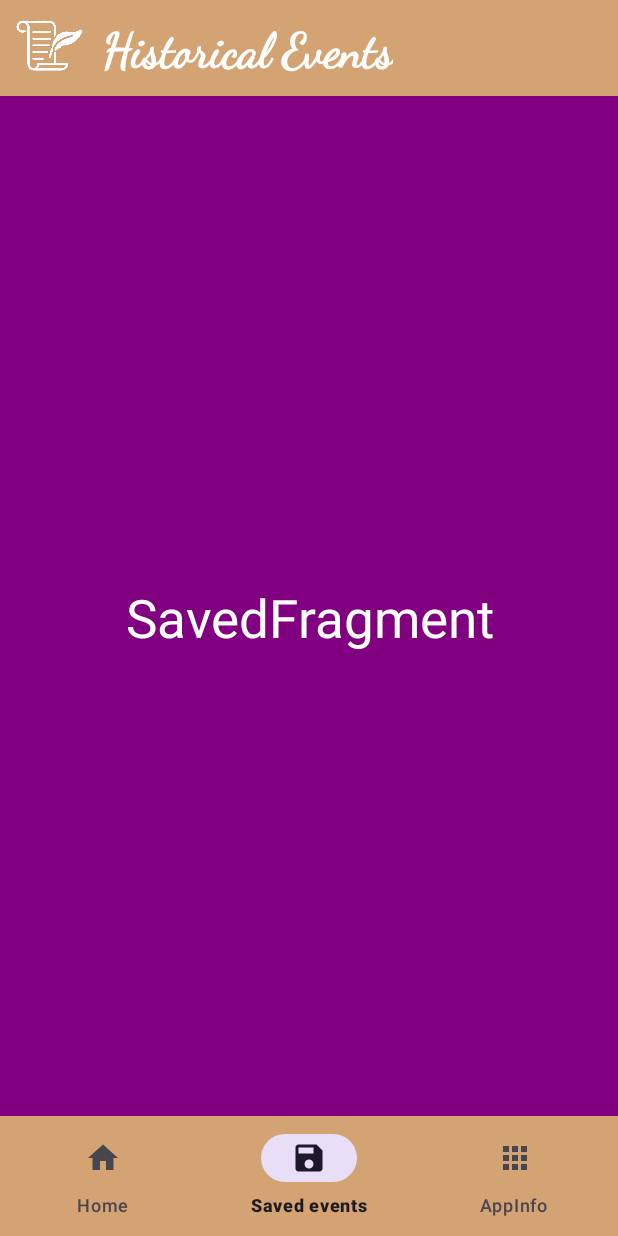
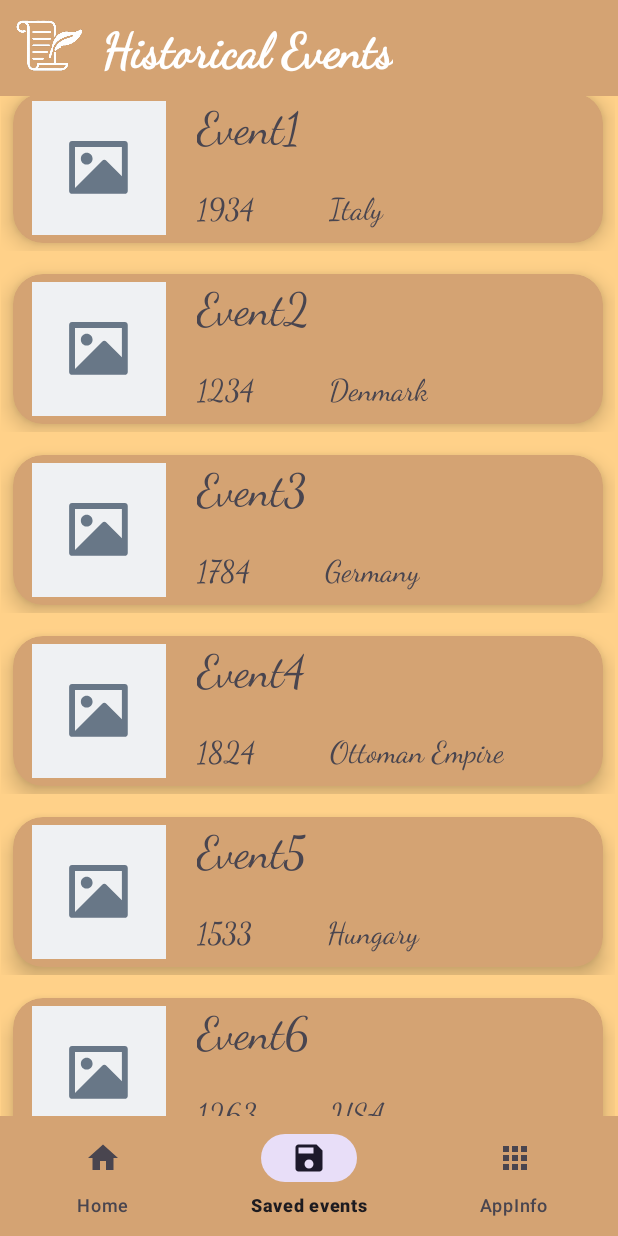
Before and after one commit to armandkoltai/android_beadando, an Android app: the screen it shows after launch (MainActivity), item 2 of the bottom bar chosen, on a phone screen of 412 x 824 dp. Run offline under Robolectric (Android 15) with nearby library versions, the phone set to English and light mode, and no system bars.

Commit message:
Added dto, adapter and SavedFragment visuals

```diff
--- a/app/src/main/java/com/example/dailyeventsapp/MainActivity.java
+++ b/app/src/main/java/com/example/dailyeventsapp/MainActivity.java
@@ -10,6 +10,8 @@ import androidx.fragment.app.FragmentManager;
 import androidx.fragment.app.FragmentTransaction;
 
 import com.example.dailyeventsapp.databinding.ActivityMainBinding;
+
+import java.util.ArrayList;
 
 public class MainActivity extends AppCompatActivity {
 
--- a/app/src/main/java/com/example/dailyeventsapp/SavedFragment.java
+++ b/app/src/main/java/com/example/dailyeventsapp/SavedFragment.java
@@ -1,12 +1,18 @@
 package com.example.dailyeventsapp;
 
 import android.os.Bundle;
-
 import androidx.fragment.app.Fragment;
+import androidx.recyclerview.widget.LinearLayoutManager;
+import androidx.recyclerview.widget.RecyclerView;
 
 import android.view.LayoutInflater;
 import android.view.View;
 import android.view.ViewGroup;
+
+import com.example.dailyeventsapp.adapters.EventAdapter;
+import com.example.dailyeventsapp.dto.EventModel;
+
+import java.util.ArrayList;
 
 /**
  * A simple {@link Fragment} subclass.
@@ -15,12 +21,12 @@ import android.view.ViewGroup;
  */
 public class SavedFragment extends Fragment {
 
-    // TODO: Rename parameter arguments, choose names that match
-    // the fragment initialization parameters, e.g. ARG_ITEM_NUMBER
     private static final String ARG_PARAM1 = "param1";
     private static final String ARG_PARAM2 = "param2";
 
-    // TODO: Rename and change types of parameters
+    private ArrayList<EventModel> eventList;
+    private RecyclerView recyclerView;
+
     private String mParam1;
     private String mParam2;
 
@@ -28,15 +34,6 @@ public class SavedFragment extends Fragment {
         // Required empty public constructor
     }
 
-    /**
-     * Use this factory method to create a new instance of
-     * this fragment using the provided parameters.
-     *
-     * @param param1 Parameter 1.
-     * @param param2 Parameter 2.
-     * @return A new instance of fragment SavedFragment.
-     */
-    // TODO: Rename and change types and number of parameters
     public static SavedFragment newInstance(String param1, String param2) {
         SavedFragment fragment = new SavedFragment();
         Bundle args = new Bundle();
@@ -61,4 +58,30 @@ public class SavedFragment extends Fragment {
         // Inflate the layout for this fragment
         return inflater.inflate(R.layout.fragment_saved, container, false);
     }
+
+    @Override
+    public void onViewCreated(View view, Bundle savedInstanceState) {
+        super.onViewCreated(view, savedInstanceState);
+
+        recyclerView = view.findViewById(R.id.mRecyclerView);
+        eventList = new ArrayList<>();
+        setUpEventModels();
+
+        EventAdapter adapter = new EventAdapter(getContext(), eventList);
+        recyclerView.setAdapter(adapter);
+        recyclerView.setLayoutManager(new LinearLayoutManager(getContext()));
+    }
+
+    private void setUpEventModels() {
+        eventList.add(new EventModel("Event1", "1934", "Italy", "Something happened", "wikipedia.com"));
+        eventList.add(new EventModel("Event2", "1234", "Denmark", "Something happened", "wikipedia.com"));
+        eventList.add(new EventModel("Event3", "1784", "Germany", "Something happened", "wikipedia.com"));
+        eventList.add(new EventModel("Event4", "1824", "Ottoman Empire", "Something happened", "wikipedia.com"));
+        eventList.add(new EventModel("Event5", "1533", "Hungary", "Something happened", "wikipedia.com"));
+        eventList.add(new EventModel("Event6", "1263", "USA", "Something happened", "wikipedia.com"));
+        eventList.add(new EventModel("Event7", "1933", "Australia", "Something happened", "wikipedia.com"));
+        eventList.add(new EventModel("Event8", "1423", "Belgium", "Something happened", "wikipedia.com"));
+        eventList.add(new EventModel("Event9", "1235", "France", "Something happened", "wikipedia.com"));
+        eventList.add(new EventModel("Event10", "1113", "England", "Something happened", "wikipedia.com"));
+    }
 }
--- /dev/null
+++ b/app/src/main/java/com/example/dailyeventsapp/adapters/EventAdapter.java
@@ -0,0 +1,61 @@
+package com.example.dailyeventsapp.adapters;
+
+import android.content.Context;
+import android.view.LayoutInflater;
+import android.view.View;
+import android.view.ViewGroup;
+import android.widget.ImageView;
+import android.widget.TextView;
+
+import androidx.annotation.NonNull;
+import androidx.recyclerview.widget.RecyclerView;
+
+import com.example.dailyeventsapp.R;
+import com.example.dailyeventsapp.dto.EventModel;
+
+import java.util.ArrayList;
+
+public class EventAdapter extends RecyclerView.Adapter<EventAdapter.MyViewHolder> {
+
+    Context context;
+    ArrayList<EventModel> eventModels;
+    public EventAdapter(Context context, ArrayList<EventModel> eventModels) {
+        this.context = context;
+        this.eventModels = eventModels;
+    }
+
+    @NonNull
+    @Override
+    public EventAdapter.MyViewHolder onCreateViewHolder(@NonNull ViewGroup parent, int viewType) {
+        LayoutInflater inflater = LayoutInflater.from(context);
+        View view = inflater.inflate(R.layout.recycler_view_row, parent, false);
+        return new EventAdapter.MyViewHolder(view);
+    }
+
+    @Override
+    public void onBindViewHolder(@NonNull EventAdapter.MyViewHolder holder, int position) {
+        holder.imageView.setImageResource(R.drawable.placeholder);
+        holder.tvTitle.setText(eventModels.get(position).getTitle());
+        holder.tvDate.setText(eventModels.get(position).getDate());
+        holder.tvLocation.setText(eventModels.get(position).getLocation());
+    }
+
+    @Override
+    public int getItemCount() {
+        return eventModels.size();
+    }
+
+    public static class MyViewHolder extends RecyclerView.ViewHolder {
+
+        ImageView imageView;
+        TextView tvTitle, tvDate,tvLocation;
+        public MyViewHolder(@NonNull View itemView) {
+            super(itemView);
+            imageView = itemView.findViewById(R.id.imageView);
+            tvTitle = itemView.findViewById(R.id.textView);
+            tvDate = itemView.findViewById(R.id.textView3);
+            tvLocation = itemView.findViewById(R.id.textView4);
+        }
+    }
+
+}
--- /dev/null
+++ b/app/src/main/java/com/example/dailyeventsapp/dto/EventModel.java
@@ -0,0 +1,39 @@
+package com.example.dailyeventsapp.dto;
+
+public class EventModel {
+
+    String title;
+    String date;
+
+    String location;
+    String description;
+    String sourceLink;
+
+    public EventModel(String title, String date,String location, String description, String sourceLink) {
+        this.title = title;
+        this.date = date;
+        this.location = location;
+        this.description = description;
+        this.sourceLink = sourceLink;
+    }
+
+    public String getTitle() {
+        return title;
+    }
+
+    public String getDate() {
+        return date;
+    }
+
+    public String getLocation() {
+        return location;
+    }
+
+    public String getDescription() {
+        return description;
+    }
+
+    public String getSourceLink() {
+        return sourceLink;
+    }
+}
--- /dev/null
+++ b/app/src/main/res/drawable/placeholder.xml
@@ -0,0 +1,13 @@
+<vector xmlns:android="http://schemas.android.com/apk/res/android"
+    android:width="800dp"
+    android:height="800dp"
+    android:viewportWidth="120"
+    android:viewportHeight="120">
+  <path
+      android:pathData="M0,0h120v120h-120z"
+      android:fillColor="#EFF1F3"/>
+  <path
+      android:pathData="M33.25,38.48C33.26,37.05 34.42,35.89 35.85,35.88H83.15C84.58,35.88 85.75,37.04 85.75,38.48V80.52C85.74,81.95 84.58,83.11 83.15,83.13H35.85C34.42,83.12 33.25,81.96 33.25,80.52V38.48ZM80.5,41.13H38.5V77.88L62.89,53.48C63.92,52.45 65.58,52.45 66.6,53.48L80.5,67.4V41.13ZM43.75,51.62C43.75,54.52 46.1,56.87 49,56.87C51.9,56.87 54.25,54.52 54.25,51.62C54.25,48.73 51.9,46.37 49,46.37C46.1,46.37 43.75,48.73 43.75,51.62Z"
+      android:fillColor="#687787"
+      android:fillType="evenOdd"/>
+</vector>
--- a/app/src/main/res/layout/activity_main.xml
+++ b/app/src/main/res/layout/activity_main.xml
@@ -2,7 +2,6 @@
 <androidx.constraintlayout.widget.ConstraintLayout xmlns:android="http://schemas.android.com/apk/res/android"
     xmlns:app="http://schemas.android.com/apk/res-auto"
     xmlns:tools="http://schemas.android.com/tools"
-    android:fitsSystemWindows="true"
     android:id="@+id/main"
     android:layout_width="match_parent"
     android:layout_height="match_parent"
--- a/app/src/main/res/layout/fragment_saved.xml
+++ b/app/src/main/res/layout/fragment_saved.xml
@@ -5,19 +5,18 @@
     android:id="@+id/savedfragment"
     android:layout_width="match_parent"
     android:layout_height="match_parent"
-    android:background="#800080"
+    android:background="@color/brown"
     tools:context=".SavedFragment">
 
-    <TextView
-        android:layout_width="match_parent"
-        android:layout_height="match_parent"
-        android:gravity="center"
-        android:text="SavedFragment"
-        android:textSize="35sp"
-        android:textColor="@color/white"
+
+    <androidx.recyclerview.widget.RecyclerView
+        android:id="@+id/mRecyclerView"
+        android:layout_width="409dp"
+        android:layout_height="729dp"
+        android:layout_marginEnd="2dp"
+        android:layout_marginBottom="2dp"
         app:layout_constraintBottom_toBottomOf="parent"
         app:layout_constraintEnd_toEndOf="parent"
         app:layout_constraintStart_toStartOf="parent"
         app:layout_constraintTop_toTopOf="parent" />
-
 </androidx.constraintlayout.widget.ConstraintLayout>
--- /dev/null
+++ b/app/src/main/res/layout/recycler_view_row.xml
@@ -0,0 +1,74 @@
+<?xml version="1.0" encoding="utf-8"?>
+<androidx.constraintlayout.widget.ConstraintLayout xmlns:android="http://schemas.android.com/apk/res/android"
+    xmlns:app="http://schemas.android.com/apk/res-auto"
+    xmlns:tools="http://schemas.android.com/tools"
+    android:layout_width="match_parent"
+    android:layout_height="wrap_content">
+
+    <androidx.cardview.widget.CardView
+        android:layout_width="match_parent"
+        android:layout_height="wrap_content"
+        android:layout_marginTop="15dp"
+        android:layout_marginBottom="5dp"
+        android:layout_marginStart="8dp"
+        android:layout_marginEnd="8dp"
+        app:cardBackgroundColor="@color/dark_brown"
+        app:cardCornerRadius="20dp"
+        app:cardElevation="8dp"
+        app:layout_constraintBottom_toBottomOf="parent"
+        app:layout_constraintEnd_toEndOf="parent"
+        app:layout_constraintStart_toStartOf="parent"
+        app:layout_constraintTop_toTopOf="parent">
+
+        <androidx.constraintlayout.widget.ConstraintLayout
+            android:layout_width="match_parent"
+            android:layout_height="match_parent">
+
+            <ImageView
+                android:id="@+id/imageView"
+                android:layout_width="100dp"
+                android:layout_height="100dp"
+                android:layout_marginStart="7dp"
+                android:padding="5dp"
+                app:layout_constraintBottom_toBottomOf="parent"
+                app:layout_constraintStart_toStartOf="parent"
+                app:layout_constraintTop_toTopOf="parent"
+                app:srcCompat="@drawable/placeholder" />
+
+
+            <TextView
+                android:id="@+id/textView"
+                android:layout_width="wrap_content"
+                android:layout_height="wrap_content"
+                android:layout_marginStart="15dp"
+                android:fontFamily="@font/dancing_script"
+                android:textSize="30sp"
+                android:text="Event Title"
+                app:layout_constraintStart_toEndOf="@+id/imageView"
+                app:layout_constraintTop_toTopOf="parent" />
+
+            <TextView
+                android:id="@+id/textView3"
+                android:layout_width="wrap_content"
+                android:layout_height="wrap_content"
+                android:layout_marginStart="15dp"
+                android:layout_marginTop="20dp"
+                android:textSize="20sp"
+                android:text="Year"
+                android:fontFamily="@font/dancing_script"
+                app:layout_constraintStart_toEndOf="@+id/imageView"
+                app:layout_constraintTop_toBottomOf="@+id/textView" />
+
+            <TextView
+                android:id="@+id/textView4"
+                android:layout_width="wrap_content"
+                android:layout_height="wrap_content"
+                android:layout_marginStart="50dp"
+                android:fontFamily="@font/dancing_script"
+                android:text="Location"
+                android:textSize="20sp"
+                app:layout_constraintBottom_toBottomOf="@+id/textView3"
+                app:layout_constraintStart_toEndOf="@+id/textView3" />
+        </androidx.constraintlayout.widget.ConstraintLayout>
+    </androidx.cardview.widget.CardView>
+</androidx.constraintlayout.widget.ConstraintLayout>
```
